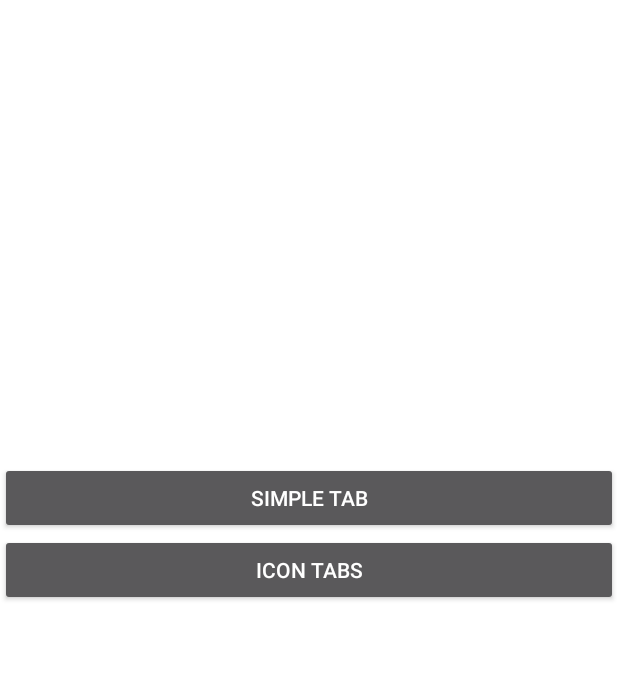
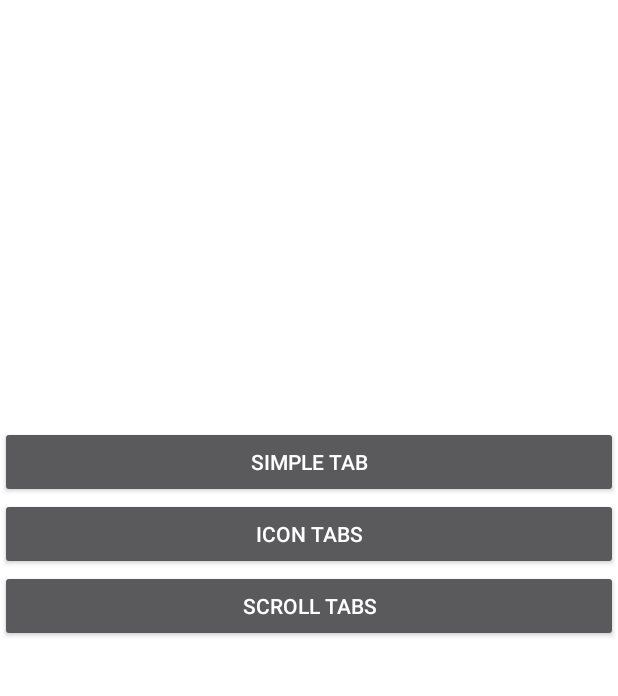
Before and after one commit to correasebastian/MaterialTabs, an Android app: the screen it shows after launch (MainActivity), on a phone screen of 412 x 824 dp, the part 84-780 px from its top. Run offline under Robolectric (Android 15) with nearby library versions, the phone set to English and light mode, and no system bars.

Commit message:
scroll tabs completed

```diff
--- a/app/src/main/AndroidManifest.xml
+++ b/app/src/main/AndroidManifest.xml
@@ -17,6 +17,7 @@
         </activity>
         <activity android:name=".tabs.TextTabs"></activity>
         <activity android:name=".tabs.IconTabs"></activity>
+        <activity android:name=".tabs.ScrollTabs"></activity>
     </application>
 
 </manifest>
--- a/app/src/main/java/com/scm/materialtabs/app/MainActivity.java
+++ b/app/src/main/java/com/scm/materialtabs/app/MainActivity.java
@@ -9,6 +9,7 @@ import android.widget.Button;
 
 import com.scm.materialtabs.R;
 import com.scm.materialtabs.tabs.IconTabs;
+import com.scm.materialtabs.tabs.ScrollTabs;
 import com.scm.materialtabs.tabs.TextTabs;
 
 public class MainActivity extends AppCompatActivity implements View.OnClickListener {
@@ -18,6 +19,7 @@ public class MainActivity extends AppCompatActivity implements View.OnClickListe
     private Button btnSimpleTabs;
     private Intent i;
     private Button btnIconTabs;
+    private Button btnScrollTabs;
 
 
     @Override
@@ -27,11 +29,23 @@ public class MainActivity extends AppCompatActivity implements View.OnClickListe
         toolbar= (Toolbar) findViewById(R.id.toolbar);
         setSupportActionBar(toolbar);
 
+        initialise();
+        setListeners();
+
+
+    }
+
+    public void initialise(){
         btnSimpleTabs = (Button) findViewById(R.id.btnSimpleTabs);
         btnIconTabs = (Button) findViewById(R.id.btnIconTabs);
+        btnScrollTabs = (Button) findViewById(R.id.btnScrollTabs);
+    }
 
+
+    public void setListeners(){
         btnSimpleTabs.setOnClickListener(this);
         btnIconTabs.setOnClickListener(this);
+        btnScrollTabs.setOnClickListener(this);
     }
 
     @Override
@@ -47,6 +61,11 @@ public class MainActivity extends AppCompatActivity implements View.OnClickListe
                 i= new Intent(MainActivity.this,IconTabs.class);
 
                 break;
+
+            case R.id.btnScrollTabs:
+                i= new Intent(MainActivity.this,ScrollTabs.class);
+
+                break;
         }
         startActivity(i);
     }
--- a/app/src/main/res/layout/activity_main.xml
+++ b/app/src/main/res/layout/activity_main.xml
@@ -34,5 +34,11 @@
             android:id="@+id/btnIconTabs"
             android:text="@string/btnIconTabs" />
 
+        <Button
+            android:layout_width="match_parent"
+            android:layout_height="wrap_content"
+            android:id="@+id/btnScrollTabs"
+            android:text="@string/btnScrollTabs" />
+
     </LinearLayout>
 </RelativeLayout>
--- a/app/src/main/res/values/strings.xml
+++ b/app/src/main/res/values/strings.xml
@@ -6,4 +6,5 @@
     <string name="textThree">Three</string>
     <string name="textFour">Four</string>
     <string name="btnIconTabs">Icon Tabs</string>
+    <string name="btnScrollTabs">Scroll Tabs</string>
 </resources>
```
Also changed, not shown: app/src/main/java/com/scm/materialtabs/adapters/ScrollTabsAdapter.java (added, +38 -0 lines), app/src/main/java/com/scm/materialtabs/tabs/ScrollTabs.java (added, +74 -0 lines), app/src/main/res/layout/activity_scroll_tabs.xml (added, +31 -0 lines), 1 other file.
